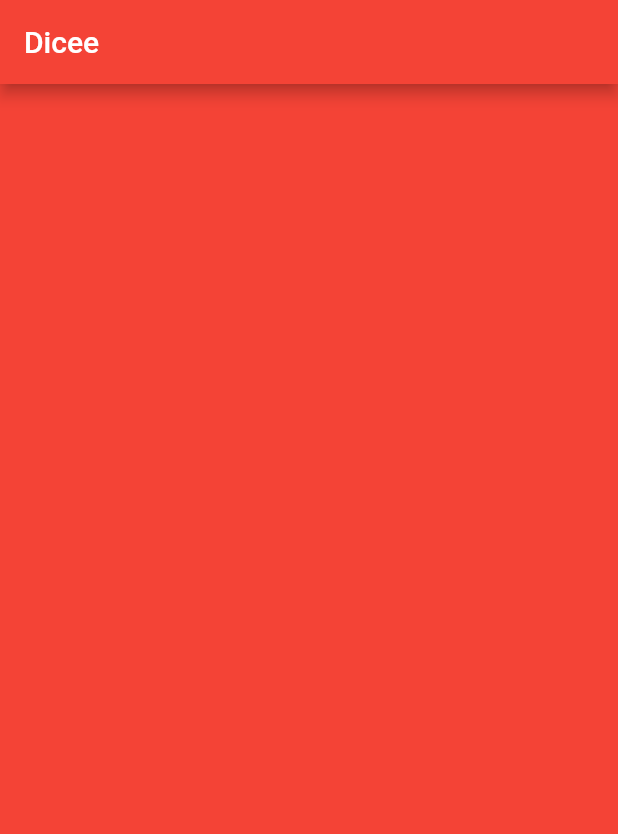
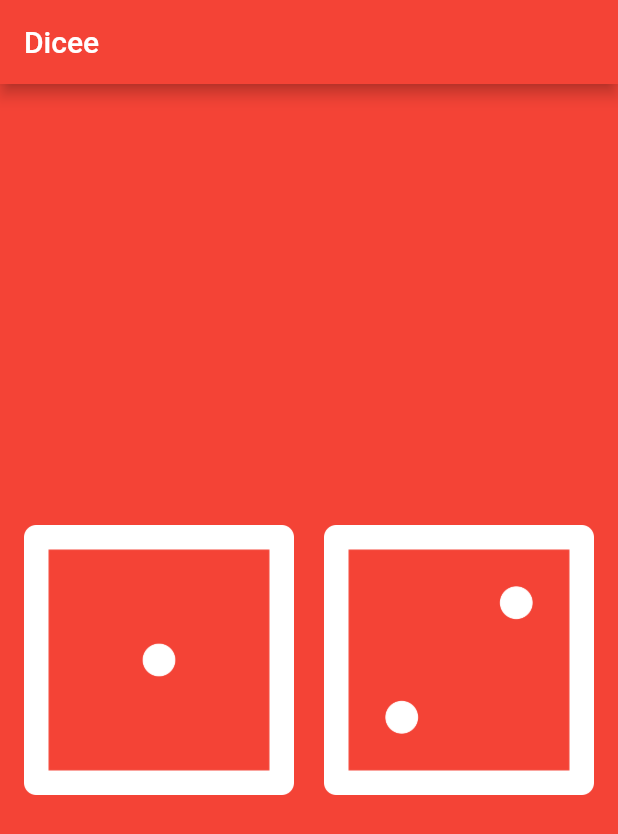
Before and after one commit to rashiop/flutter__dicee_state, a Flutter app: the screen it shows after launch, on a phone screen of 412 x 824 dp. Shown: the top 834 px of the screen. Run offline on Flutter 3.47's test engine with Material 2 defaults, Android fonts, the phone set to English and light mode, and no system bars.

```diff
--- a/lib/main.dart
+++ b/lib/main.dart
@@ -18,6 +18,21 @@ void main() {
 class DicePage extends StatelessWidget {
   @override
   Widget build(BuildContext context) {
-    return Container();
+    return Center(
+      child: Padding(
+        padding: const EdgeInsets.all(16.0),
+        child: Row(
+          children: <Widget>[
+            Expanded(
+              child: Image.asset('images/dice1.png'),
+            ),
+            SizedBox(width: 20.0),
+            Expanded(
+              child: Image.asset('images/dice2.png'),
+            ),
+          ],
+        ),
+      ),
+    );
   }
 }
```
Also changed, not shown: 5 other files.
